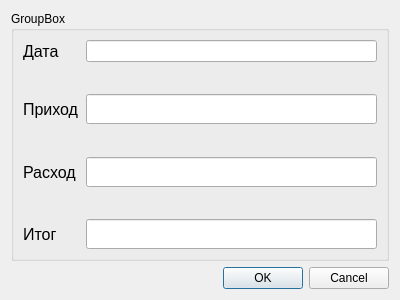
Old version of the form AddDataDialog.ui in the repository VladimirOstr/FinancialAccounting.
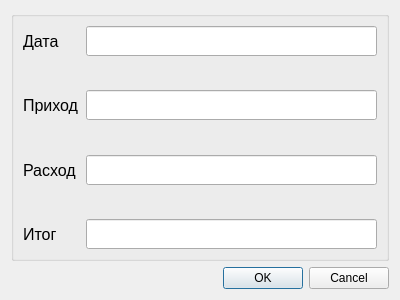
New version of the form.

Commit message: вывожу данные в форму

```diff
--- a/AddDataDialog.ui
+++ b/AddDataDialog.ui
@@ -29,7 +29,7 @@
    <item>
     <widget class="QGroupBox" name="groupBox">
      <property name="title">
-      <string>GroupBox</string>
+      <string/>
      </property>
      <layout class="QFormLayout" name="formLayout">
       <item row="0" column="0">
@@ -156,7 +156,14 @@
        </widget>
       </item>
       <item row="0" column="1">
-       <widget class="QLineEdit" name="dateLineEdit"/>
+       <widget class="QLineEdit" name="dateLineEdit">
+        <property name="minimumSize">
+         <size>
+          <width>0</width>
+          <height>30</height>
+         </size>
+        </property>
+       </widget>
       </item>
      </layout>
     </widget>
```
The commit also changes 5 other files.
